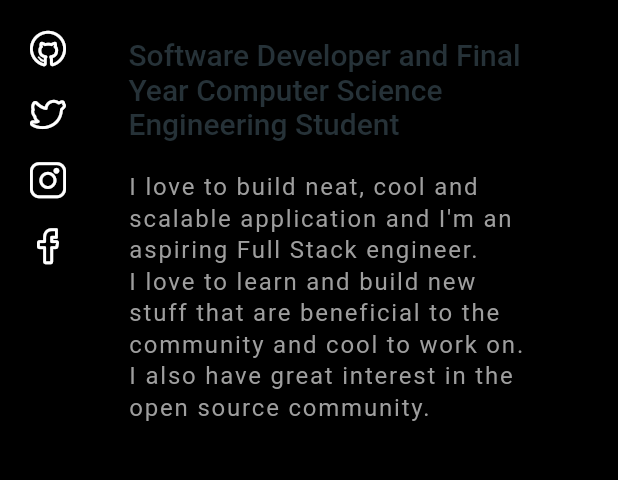
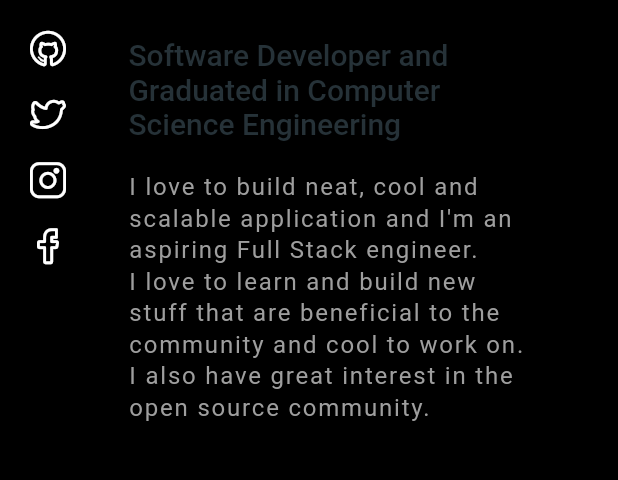
Before and after one commit to soumen744488/soumen_portfolio_flutter, a Flutter app: the screen it shows after launch, on a phone screen of 412 x 824 dp, the part 462-942 px from its top. Run offline on Flutter 3.47's test engine with Material 2 defaults, Android fonts, the light colour scheme and no system bars; drawn by our look-alikes of animated_text_kit, velocity_x; our stand-ins replace flutter_spinkit.

Commit message:
Update Variable.dart

```diff
--- a/lib/Variable.dart
+++ b/lib/Variable.dart
@@ -9,7 +9,7 @@
 
 //INTRODUCTION PAGE VARIABLE
 const String NAME = "Soumen Pal";
-const String PROFESSION_DETAILS = 'Software Developer and Final Year Computer Science Engineering Student';
+const String PROFESSION_DETAILS = 'Software Developer and Graduated in Computer Science Engineering';
 const String MORE_DETAILS_INTRODUCTION = "I love to build neat, cool and scalable application and I'm an aspiring Full Stack engineer.\n"
     'I love to learn and build new stuff that are beneficial to the community and cool to work on.\n'
     'I also have great interest in the open source community.';
```
